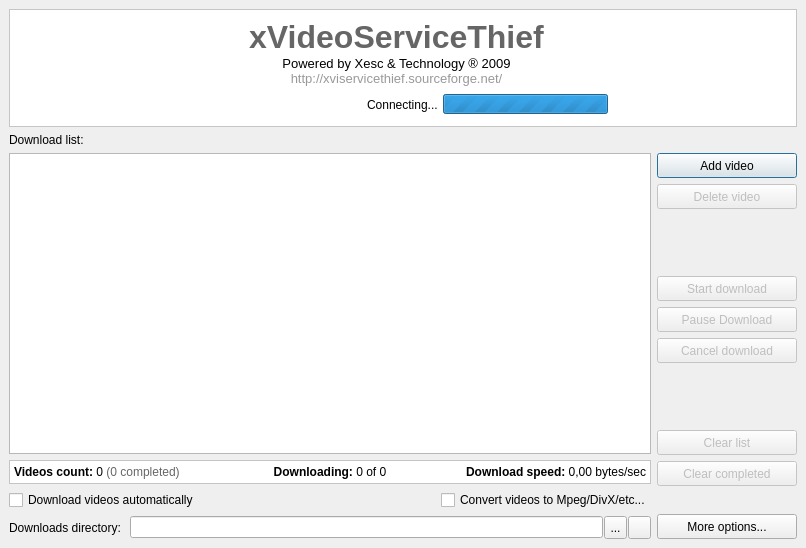
Old version of the form ui/mainform.ui in the repository ckorn/xvst.
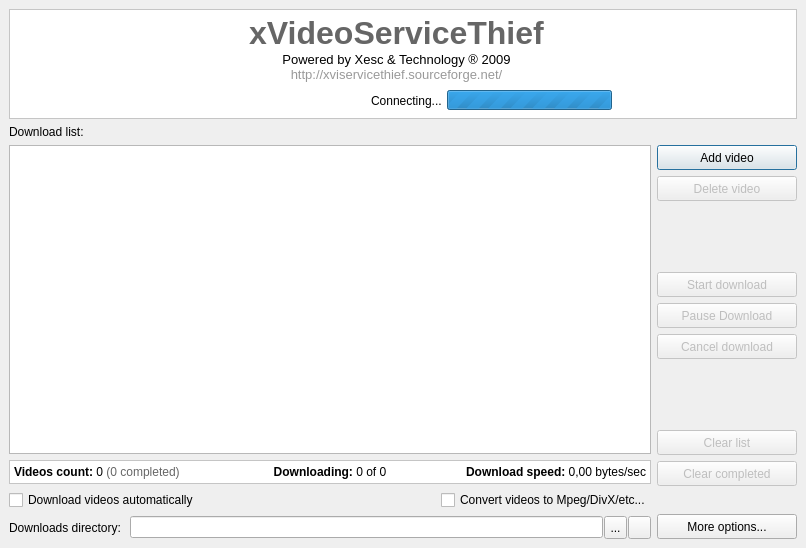
New version of the form. Icons and pictures are not drawn.

Commit message: - Resized forms

The edit to the form file:
```diff
--- a/ui/mainform.ui
+++ b/ui/mainform.ui
@@ -43,6 +43,9 @@
        <enum>QFrame::Sunken</enum>
       </property>
       <layout class="QGridLayout" name="gridLayout">
+       <property name="margin">
+        <number>5</number>
+       </property>
        <item row="0" column="0" rowspan="3">
         <widget class="QLabel" name="imgHeader">
          <property name="text">
@@ -260,7 +263,7 @@
             <enum>Qt::Horizontal</enum>
            </property>
            <property name="sizeType">
-            <enum>QSizePolicy::Fixed</enum>
+            <enum>QSizePolicy::Maximum</enum>
            </property>
            <property name="sizeHint" stdset="0">
             <size>
```
Left out of the diff: 1 changed line with no effect on the pictures. The commit also changes 2 other files.
